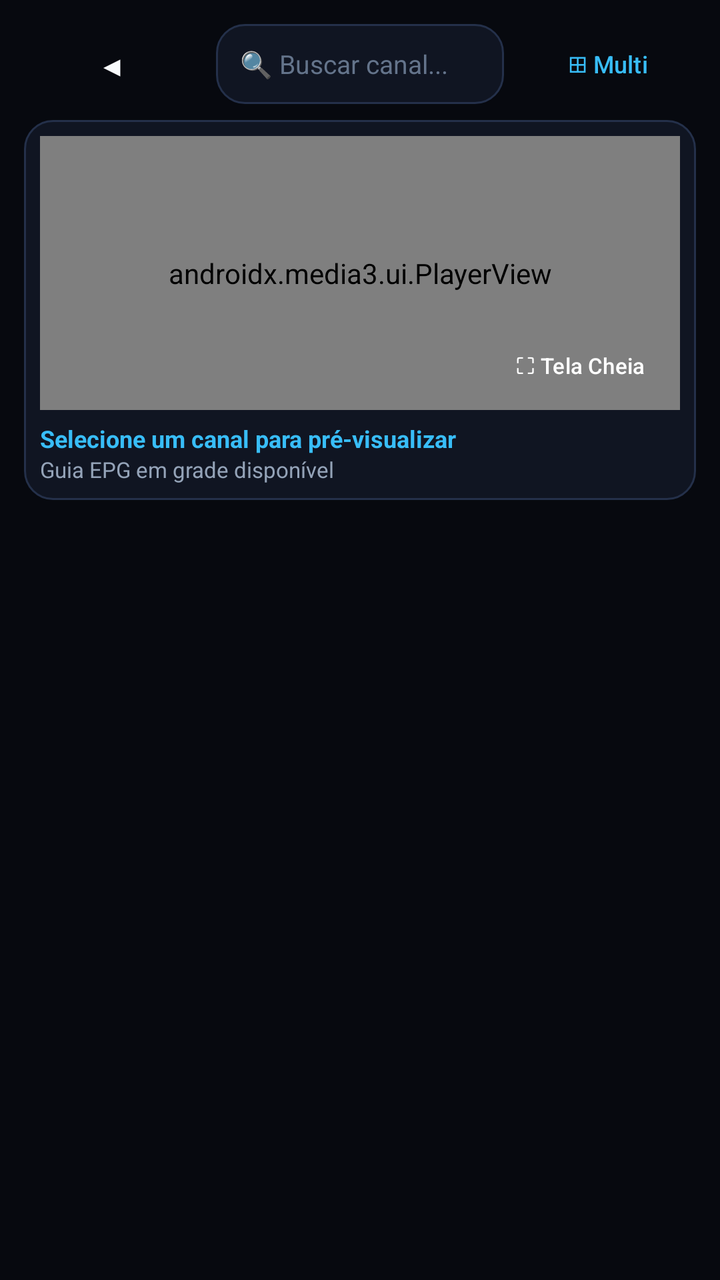
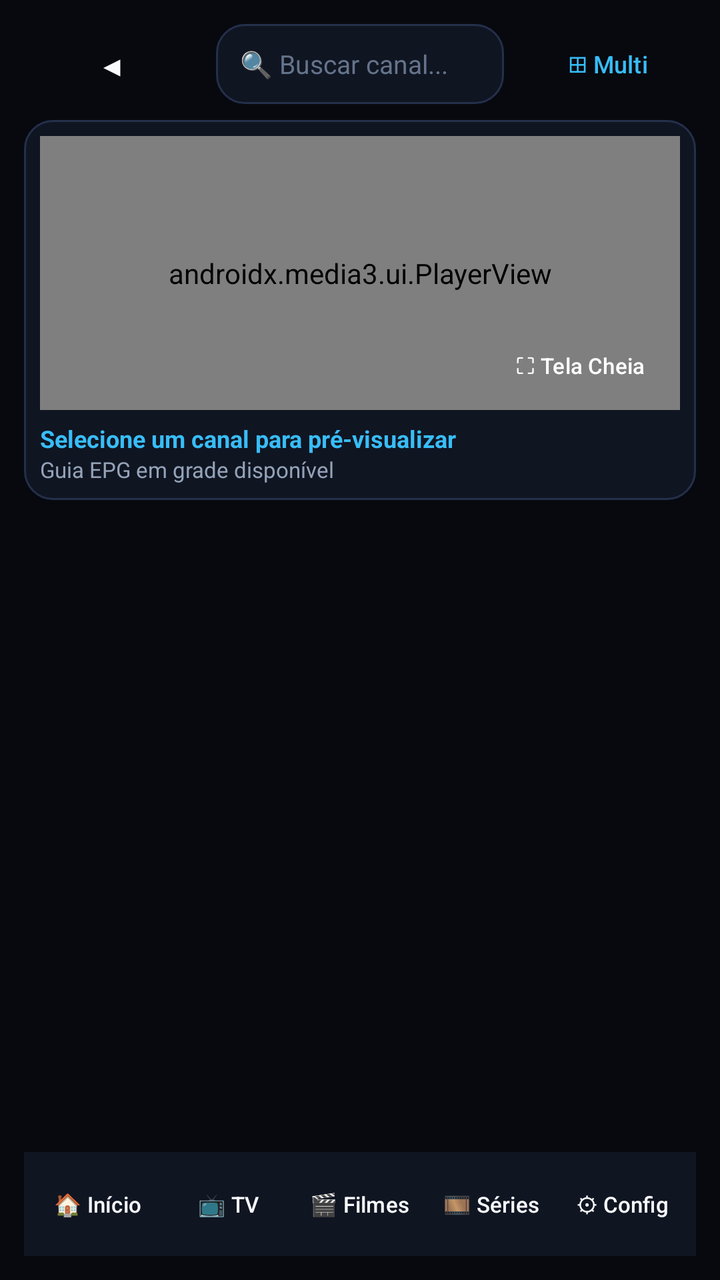

An Android layout rendered at two revisions. The XML below is the earlier revision; the diff shows what the commit changed to produce the second picture.
<!-- AndroidManifest.xml: application theme Theme.NovaTV -->
<!-- res/layout/activity_live_tv.xml -->
<?xml version="1.0" encoding="utf-8"?>
<LinearLayout xmlns:android="http://schemas.android.com/apk/res/android"
    xmlns:app="http://schemas.android.com/apk/res-auto"
    android:layout_width="match_parent"
    android:layout_height="match_parent"
    android:background="@color/bg_cinema"
    android:fitsSystemWindows="true"
    android:orientation="vertical"
    android:padding="12dp">

    
    <LinearLayout
        android:layout_width="match_parent"
        android:layout_height="wrap_content"
        android:gravity="center_vertical"
        android:orientation="horizontal"
        android:paddingBottom="8dp">

        <Button
            android:id="@+id/btn_back"
            style="@style/Widget.Material3.Button.TextButton"
            android:layout_width="wrap_content"
            android:layout_height="38dp"
            android:background="@drawable/selector_cinema_button"
            android:focusable="true"
            android:paddingHorizontal="12dp"
            android:text="◀"
            android:textColor="@color/text_primary" />

        <EditText
            android:id="@+id/et_search"
            android:layout_width="0dp"
            android:layout_height="40dp"
            android:layout_marginHorizontal="8dp"
            android:layout_weight="1"
            android:background="@drawable/selector_cinema_card"
            android:focusable="true"
            android:hint="🔍 Buscar canal..."
            android:inputType="text"
            android:maxLines="1"
            android:paddingHorizontal="12dp"
            android:textColor="@color/text_primary"
            android:textColorHint="@color/text_muted"
            android:textSize="13sp" />

        <Button
            android:id="@+id/btn_multiview"
            style="@style/Widget.Material3.Button.TextButton"
            android:layout_width="wrap_content"
            android:layout_height="38dp"
            android:background="@drawable/selector_cinema_button"
            android:focusable="true"
            android:paddingHorizontal="10dp"
            android:text="⊞ Multi"
            android:textColor="@color/accent_cyan"
            android:textSize="12sp" />
    </LinearLayout>

    
    <LinearLayout
        android:layout_width="match_parent"
        android:layout_height="190dp"
        android:layout_marginBottom="10dp"
        android:background="@drawable/selector_cinema_card"
        android:orientation="vertical"
        android:padding="8dp">

        <FrameLayout
            android:layout_width="match_parent"
            android:layout_height="0dp"
            android:layout_weight="1"
            android:background="#000000">

            <androidx.media3.ui.PlayerView
                android:id="@+id/mini_player_view"
                android:layout_width="match_parent"
                android:layout_height="match_parent"
                app:resize_mode="fit"
                app:use_controller="false" />

            <Button
                android:id="@+id/btn_fullscreen"
                style="@style/Widget.Material3.Button.TextButton"
                android:layout_width="wrap_content"
                android:layout_height="34dp"
                android:layout_gravity="bottom|end"
                android:layout_margin="6dp"
                android:background="@drawable/selector_cinema_button"
                android:focusable="true"
                android:paddingHorizontal="10dp"
                android:text="⛶ Tela Cheia"
                android:textColor="#FFFFFF"
                android:textSize="11sp" />
        </FrameLayout>

        <TextView
            android:id="@+id/tv_epg_now"
            android:layout_width="match_parent"
            android:layout_height="wrap_content"
            android:ellipsize="end"
            android:maxLines="1"
            android:paddingTop="6dp"
            android:text="Selecione um canal para pré-visualizar"
            android:textColor="@color/accent_cyan"
            android:textSize="12sp"
            android:textStyle="bold" />

        <TextView
            android:id="@+id/tv_epg_timeline"
            android:layout_width="match_parent"
            android:layout_height="wrap_content"
            android:ellipsize="end"
            android:maxLines="1"
            android:text="Guia EPG em grade disponível"
            android:textColor="@color/text_secondary"
            android:textSize="11sp" />
    </LinearLayout>

    
    <androidx.recyclerview.widget.RecyclerView
        android:id="@+id/rv_categories"
        android:layout_width="match_parent"
        android:layout_height="44dp"
        android:layout_marginBottom="8dp"
        android:orientation="horizontal" />

    
    <androidx.recyclerview.widget.RecyclerView
        android:id="@+id/rv_channels"
        android:layout_width="match_parent"
        android:layout_height="0dp"
        android:layout_weight="1" />

</LinearLayout>
<!-- resources referenced by this layout -->
<resources>
  <color name="accent_cyan">#38BDF8</color>
  <color name="bg_cinema">#07090F</color>
  <color name="text_muted">#64748B</color>
  <color name="text_primary">#F8FAFC</color>
  <color name="text_secondary">#94A3B8</color>
  <!-- drawable selector_cinema_button (drawable) -->
  <?xml version="1.0" encoding="utf-8"?>
  <selector xmlns:android="http://schemas.android.com/apk/res/android">
      <item android:state_focused="true">
          <shape android:shape="rectangle">
              <solid android:color="#2563EB" />
              <stroke android:width="2dp" android:color="#38BDF8" />
              <corners android:radius="12dp" />
          </shape>
      </item>
      <item android:state_selected="true">
          <shape android:shape="rectangle">
              <solid android:color="#1D4ED8" />
              <corners android:radius="12dp" />
          </shape>
      </item>
      <item android:state_pressed="true">
          <shape android:shape="rectangle">
              <solid android:color="#1E40AF" />
              <corners android:radius="12dp" />
          </shape>
      </item>
      <item>
          <shape android:shape="rectangle">
              <solid android:color="#182033" />
              <stroke android:width="1dp" android:color="#24304A" />
              <corners android:radius="12dp" />
          </shape>
      </item>
  </selector>
  <!-- drawable selector_cinema_card (drawable) -->
  <?xml version="1.0" encoding="utf-8"?>
  <selector xmlns:android="http://schemas.android.com/apk/res/android">
      <item android:state_focused="true">
          <shape android:shape="rectangle">
              <solid android:color="#1E293B" />
              <stroke android:width="3dp" android:color="#38BDF8" />
              <corners android:radius="14dp" />
          </shape>
      </item>
      <item android:state_pressed="true">
          <shape android:shape="rectangle">
              <solid android:color="#23304A" />
              <stroke android:width="2dp" android:color="#3B82F6" />
              <corners android:radius="14dp" />
          </shape>
      </item>
      <item>
          <shape android:shape="rectangle">
              <solid android:color="#101522" />
              <stroke android:width="1dp" android:color="#24304A" />
              <corners android:radius="14dp" />
          </shape>
      </item>
  </selector>
  <style name="Theme.NovaTV" parent="Theme.Material3.Dark.NoActionBar">
          <item name="colorPrimary">@color/accent_primary</item>
          <item name="colorSecondary">@color/accent_cyan</item>
          <item name="android:windowBackground">@color/bg_cinema</item>
          <item name="android:statusBarColor">@color/bg_cinema</item>
          <item name="android:navigationBarColor">@color/bg_cinema</item>
      </style>
  <color name="accent_primary">#3B82F6</color>
</resources>

<!-- the commit's change to res/layout/activity_live_tv.xml (unified diff, before → after) -->
@@ -131,4 +131,94 @@
         android:layout_height="0dp"
         android:layout_weight="1" />
 
+    <include
+        android:id="@+id/quick_nav"
+        layout="@layout/view_quick_nav" />
+
 </LinearLayout>
+<!-- res/layout/view_quick_nav.xml (included above) -->
+<?xml version="1.0" encoding="utf-8"?>
+<LinearLayout xmlns:android="http://schemas.android.com/apk/res/android"
+    android:layout_width="match_parent"
+    android:layout_height="wrap_content"
+    android:background="@color/bg_surface"
+    android:gravity="center_vertical"
+    android:orientation="horizontal"
+    android:paddingHorizontal="6dp"
+    android:paddingVertical="6dp">
+
+    <Button
+        android:id="@+id/nav_home"
+        style="@style/Widget.Material3.Button.TextButton"
+        android:layout_width="0dp"
+        android:layout_height="40dp"
+        android:layout_marginEnd="4dp"
+        android:layout_weight="1"
+        android:background="@drawable/selector_cinema_button"
+        android:focusable="true"
+        android:maxLines="1"
+        android:padding="0dp"
+        android:text="🏠 Início"
+        android:textColor="@color/text_primary"
+        android:textSize="11sp" />
+
+    <Button
+        android:id="@+id/nav_live"
+        style="@style/Widget.Material3.Button.TextButton"
+        android:layout_width="0dp"
+        android:layout_height="40dp"
+        android:layout_marginEnd="4dp"
+        android:layout_weight="1"
+        android:background="@drawable/selector_cinema_button"
+        android:focusable="true"
+        android:maxLines="1"
+        android:padding="0dp"
+        android:text="📺 TV"
+        android:textColor="@color/text_primary"
+        android:textSize="11sp" />
+
+    <Button
+        android:id="@+id/nav_movies"
+        style="@style/Widget.Material3.Button.TextButton"
+        android:layout_width="0dp"
+        android:layout_height="40dp"
+        android:layout_marginEnd="4dp"
+        android:layout_weight="1"
+        android:background="@drawable/selector_cinema_button"
+        android:focusable="true"
+        android:maxLines="1"
+        android:padding="0dp"
+        android:text="🎬 Filmes"
+        android:textColor="@color/text_primary"
+        android:textSize="11sp" />
+
+    <Button
+        android:id="@+id/nav_series"
+        style="@style/Widget.Material3.Button.TextButton"
+        android:layout_width="0dp"
+        android:layout_height="40dp"
+        android:layout_marginEnd="4dp"
+        android:layout_weight="1"
+        android:background="@drawable/selector_cinema_button"
+        android:focusable="true"
+        android:maxLines="1"
+        android:padding="0dp"
+        android:text="🎞️ Séries"
+        android:textColor="@color/text_primary"
+        android:textSize="11sp" />
+
+    <Button
+        android:id="@+id/nav_settings"
+        style="@style/Widget.Material3.Button.TextButton"
+        android:layout_width="0dp"
+        android:layout_height="40dp"
+        android:layout_weight="1"
+        android:background="@drawable/selector_cinema_button"
+        android:focusable="true"
+        android:maxLines="1"
+        android:padding="0dp"
+        android:text="⚙ Config"
+        android:textColor="@color/text_primary"
+        android:textSize="11sp" />
+
+</LinearLayout>
<!-- resource entries referenced after the edit -->
@@ -2,6 +2,7 @@
 <resources>
   <color name="accent_cyan">#38BDF8</color>
   <color name="bg_cinema">#07090F</color>
+  <color name="bg_surface">#101522</color>
   <color name="text_muted">#64748B</color>
   <color name="text_primary">#F8FAFC</color>
   <color name="text_secondary">#94A3B8</color>
